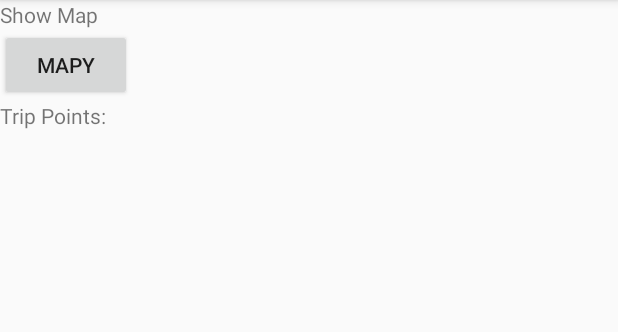
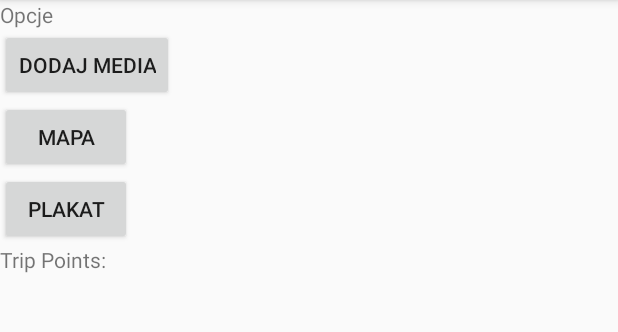
Before and after one commit to nxaa/chmuraand, an Android app: the PointsListActivity screen opened directly, with no data from a screen before it, on a phone screen of 412 x 824 dp, the part 84-416 px from its top. Run offline under Robolectric (Android 15) with nearby library versions, the phone set to English and light mode, and no system bars.

```diff
--- a/app/src/main/java/com/example/domain/myapplication/LoginActivity.java
+++ b/app/src/main/java/com/example/domain/myapplication/LoginActivity.java
@@ -151,7 +151,7 @@ public class LoginActivity extends AppCompatActivity {
                     String result = sendLoginRequest();
                     Toast.makeText(getApplicationContext(), result, Toast.LENGTH_SHORT).show();
 
-                    Intent goToNextActivity = new Intent(getApplicationContext(), MainActivity.class);
+                    Intent goToNextActivity = new Intent(getApplicationContext(), TripsListActivity.class);
                     startActivity(goToNextActivity);
 
                 } else {
--- a/app/src/main/res/layout/activity_points_list.xml
+++ b/app/src/main/res/layout/activity_points_list.xml
@@ -4,20 +4,40 @@
     android:orientation="vertical" >
 
     <TextView
+    android:layout_width="wrap_content"
+    android:layout_height="wrap_content"
+    android:text="Opcje"
+    android:id="@+id/textView" />
+
+    <Button
+        android:id="@+id/button_addmedia"
         android:layout_width="wrap_content"
         android:layout_height="wrap_content"
-        android:text="Show Map"
-        android:id="@+id/textView" />
+        android:onClick="addMediaOnClick"
+        android:text="Dodaj media"
+        android:layout_below="@+id/textView"
+        android:layout_alignLeft="@+id/textView"
+        android:layout_alignStart="@+id/textView" />
 
     <Button
         android:id="@+id/button_mapy"
         android:layout_width="wrap_content"
         android:layout_height="wrap_content"
         android:onClick="mapsOnClick"
-        android:text="Mapy"
-        android:layout_below="@+id/textView"
-        android:layout_alignLeft="@+id/textView"
-        android:layout_alignStart="@+id/textView" />
+        android:text="Mapa"
+        android:layout_below="@+id/button_addmedia"
+        android:layout_alignLeft="@+id/button_addmedia"
+        android:layout_alignStart="@+id/button_addmedia" />
+
+    <Button
+        android:id="@+id/button_plakat"
+        android:layout_width="wrap_content"
+        android:layout_height="wrap_content"
+        android:onClick="plakatOnClick"
+        android:text="Plakat"
+        android:layout_below="@+id/button_mapy"
+        android:layout_alignLeft="@+id/button_mapy"
+        android:layout_alignStart="@+id/button_mapy" />
 
     <TextView
         android:layout_width="wrap_content"
```
Also changed, not shown: app/src/main/java/com/example/domain/myapplication/MainActivity.java (+6 -5 lines), app/src/main/java/com/example/domain/myapplication/MapsActivity.java (+53 -10 lines), app/src/main/java/com/example/domain/myapplication/PointsListActivity.java (+19 -18 lines), app/src/main/java/com/example/domain/myapplication/TripsListActivity.java (+16 -12 lines), app/src/main/res/layout/activity_main.xml (+13 -3 lines).
